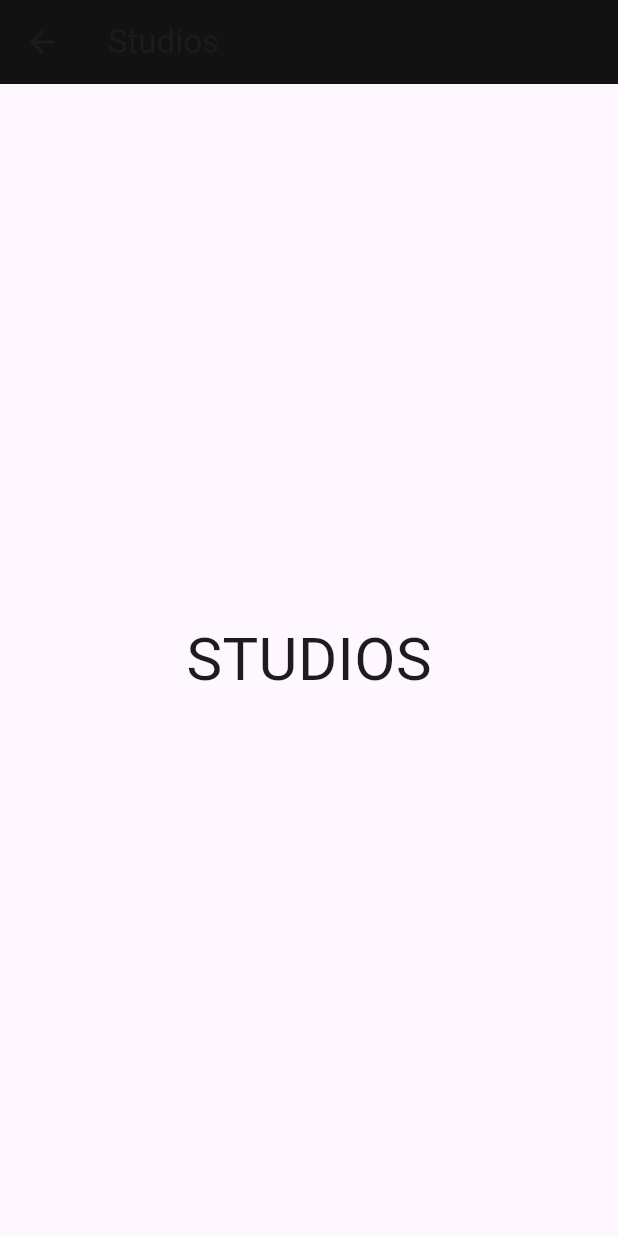
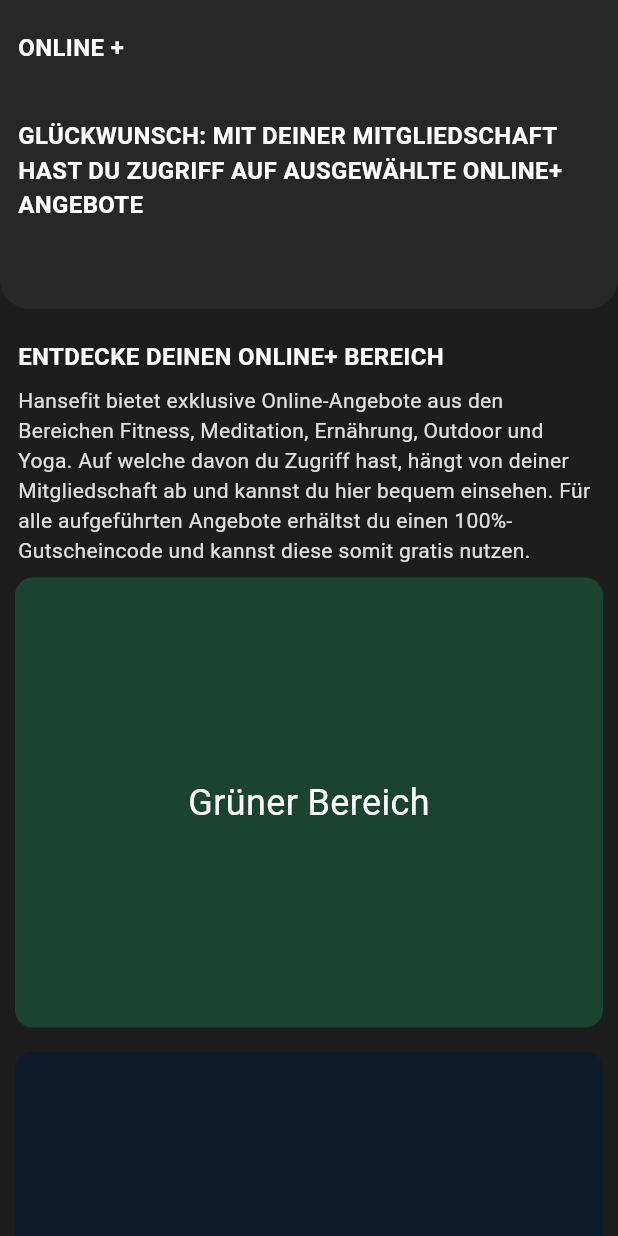
Before and after one commit to MarvinFraembs/Hanse_Fit, a Flutter app: the OnlineplusPage screen opened directly, on a phone screen of 412 x 824 dp. Run offline on Flutter 3.47's test engine with Material 3 defaults, Android fonts, the phone set to English and light mode, and no system bars; missing offline and left inert: window_size.

Commit message:
started with onlineplus page

```diff
--- a/lib/ui/pages/onlineplus_page.dart
+++ b/lib/ui/pages/onlineplus_page.dart
@@ -6,12 +6,117 @@
   @override
   Widget build(BuildContext context) {
     return Scaffold(
-      appBar: AppBar(
-        title: const Text('Studios'),
-        backgroundColor: const Color(0xFF121212),
-      ),
-      body: const Center(
-        child: Text('STUDIOS', style: TextStyle(fontSize: 40)),
+      backgroundColor: Color.fromARGB(255, 29, 29, 29),
+      body: SingleChildScrollView(
+        child: Column(
+          children: [
+            // Hellgraues Widget - nimmt 1/4 der Bildschirmhöhe ein
+            Container(
+              padding: const EdgeInsets.symmetric(horizontal: 12.0, vertical: 20.0),
+              height: MediaQuery.of(context).size.height * 0.25,
+              width: double.infinity,
+              decoration: const BoxDecoration(
+                color: Color.fromARGB(255, 40, 39, 39), // Hellgrau
+                borderRadius: BorderRadius.only(
+                  bottomLeft: Radius.circular(20),
+                  bottomRight: Radius.circular(20),
+                ),
+              ),
+
+              child: Column(
+                crossAxisAlignment: CrossAxisAlignment.start,
+                children: [
+                  Text(
+                    'ONLINE +',
+                    style: TextStyle(
+                      fontSize: 16,
+                      fontWeight: FontWeight.bold,
+                      color: Colors.white,
+                    ),
+                  ),
+                  const SizedBox(height: 36),
+                  Text(
+                    'GLÜCKWUNSCH: MIT DEINER MITGLIEDSCHAFT HAST DU ZUGRIFF AUF AUSGEWÄHLTE ONLINE+ ANGEBOTE',
+                    style: TextStyle(
+                      fontSize: 16,
+                      fontWeight: FontWeight.bold,
+                      color: Colors.white,
+                    ),
+                  )
+                ],
+              ),
+            ),
+
+            const SizedBox(height: 20),
+
+            Container(
+              width: double.infinity,
+              padding: const EdgeInsets.symmetric(horizontal: 12.0), // Nur links und rechts
+              child: Column(
+                crossAxisAlignment: CrossAxisAlignment.start,
+                children: [
+                  Text(
+                    'ENTDECKE DEINEN ONLINE+ BEREICH',
+                    style: TextStyle(
+                      fontSize: 16,
+                      fontWeight: FontWeight.bold,
+                      color: Colors.white,
+                    ),
+                  ),
+                  SizedBox(height: 8), // Abstand zwischen den Texten
+                  Text(
+                    'Hansefit bietet exklusive Online-Angebote aus den Bereichen Fitness, Meditation, Ernährung, Outdoor und Yoga. Auf welche davon du Zugriff hast, hängt von deiner Mitgliedschaft ab und kannst du hier bequem einsehen. Für alle aufgeführten Angebote erhältst du einen 100%-Gutscheincode und kannst diese somit gratis nutzen.',
+                    style: TextStyle(
+                      fontSize: 14,
+                      color: const Color.fromARGB(255, 225, 224, 224),
+                    ),
+                  ),
+                ],
+              ),
+            ),
+
+            // Dunkelgrünes Widget
+            Container(
+              height: 300,
+              margin: const EdgeInsets.symmetric(horizontal: 10, vertical: 8),
+              decoration: BoxDecoration(
+                color: const Color(0xFF1B4332), // Sehr dunkles Grün
+                borderRadius: BorderRadius.circular(12),
+              ),
+              child: const Center(
+                child: Text(
+                  'Grüner Bereich',
+                  style: TextStyle(
+                    fontSize: 24,
+                    color: Colors.white,
+                  ),
+                ),
+              ),
+            ),
+
+            // Dunkelblaues Widget
+            Container(
+              height: 300,
+              margin: const EdgeInsets.symmetric(horizontal: 10, vertical: 8),
+              decoration: BoxDecoration(
+                color: const Color(0xFF0D1B2A), // Dunkles Blau
+                borderRadius: BorderRadius.circular(12),
+              ),
+              child: const Center(
+                child: Text(
+                  'Blauer Bereich',
+                  style: TextStyle(
+                    fontSize: 24,
+                    color: Colors.white,
+                  ),
+                ),
+              ),
+            ),
+
+            // Etwas Abstand am Ende
+            const SizedBox(height: 20),
+          ],
+        ),
       ),
     );
   }
```
